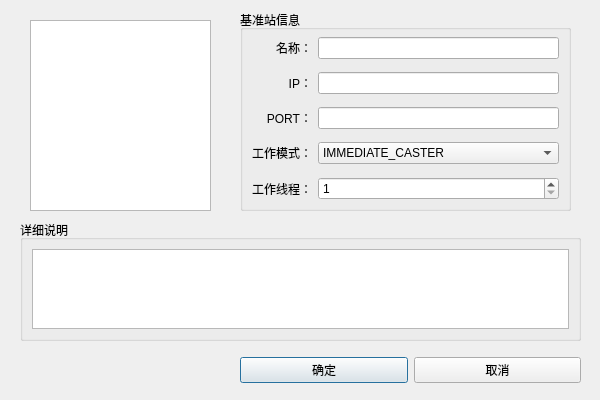
yanghang8612/SMAMMainUI, file widget/dialog/add_standardstation_dialog.ui: the form before one commit.
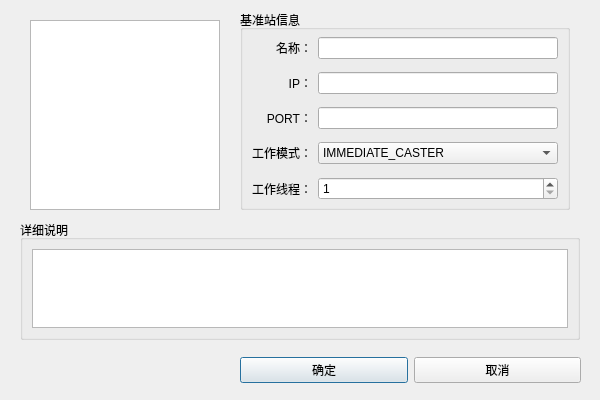
The form after the commit.

The edit to the form file:
```diff
--- a/widget/dialog/add_standardstation_dialog.ui
+++ b/widget/dialog/add_standardstation_dialog.ui
@@ -53,8 +53,8 @@
     <rect>
      <x>20</x>
      <y>220</y>
-     <width>561</width>
-     <height>121</height>
+     <width>560</width>
+     <height>120</height>
     </rect>
    </property>
    <property name="title">
@@ -71,8 +71,8 @@
     <rect>
      <x>30</x>
      <y>20</y>
-     <width>181</width>
-     <height>191</height>
+     <width>190</width>
+     <height>190</height>
     </rect>
    </property>
   </widget>
@@ -81,8 +81,8 @@
     <rect>
      <x>240</x>
      <y>10</y>
-     <width>331</width>
-     <height>201</height>
+     <width>330</width>
+     <height>200</height>
     </rect>
    </property>
    <property name="title">
```
